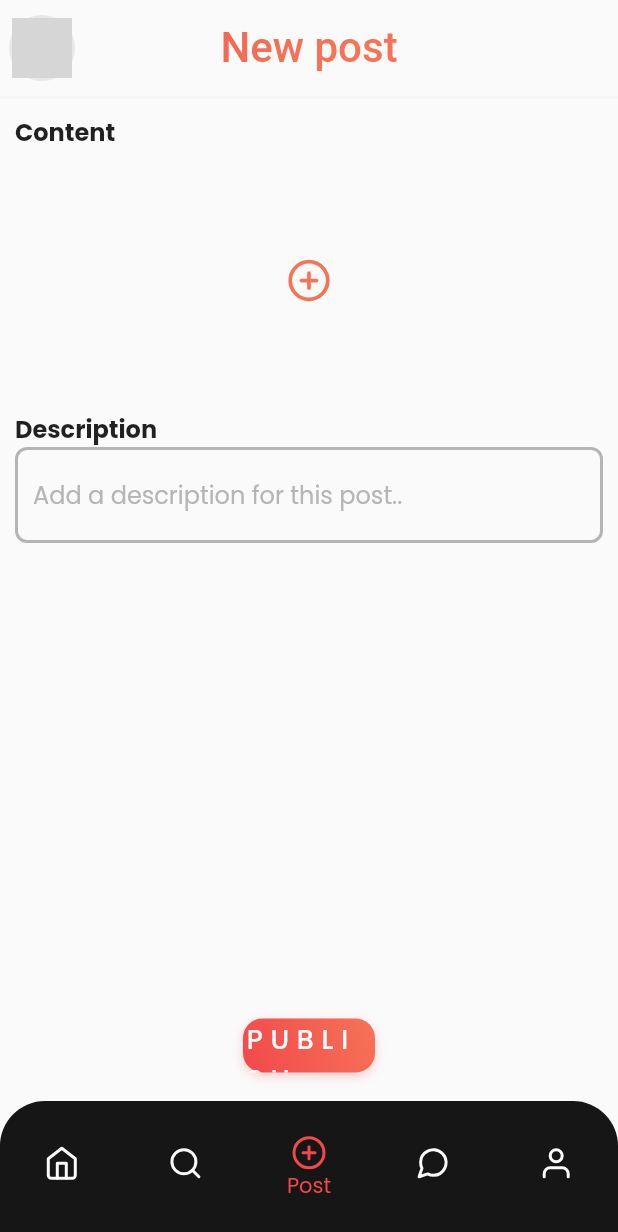
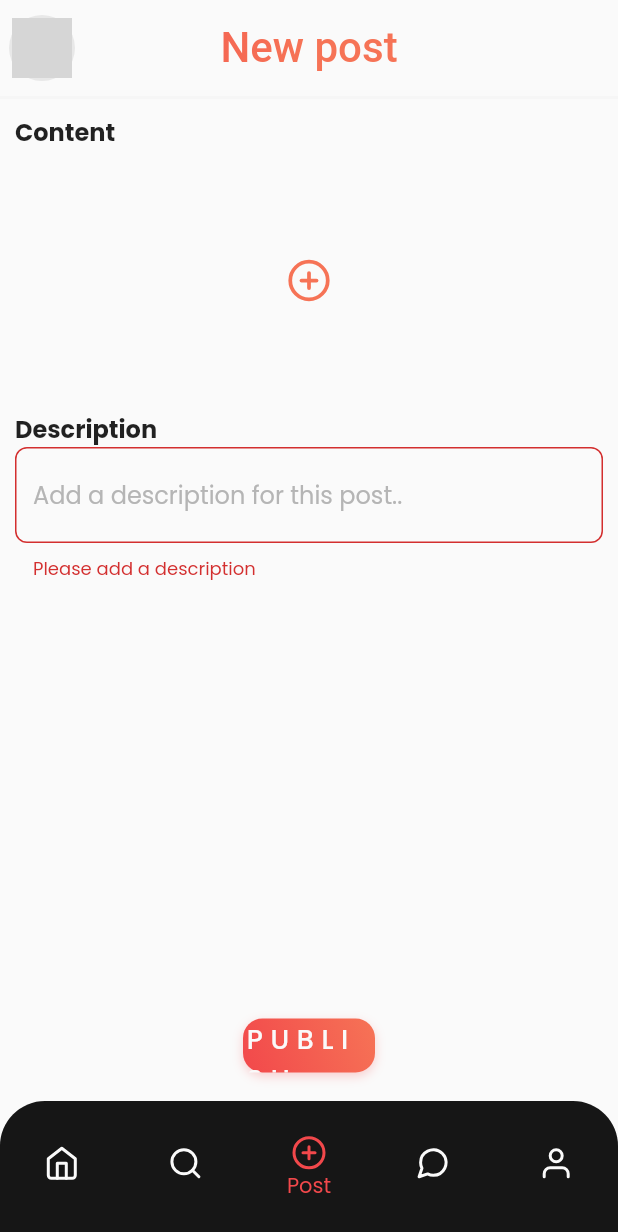
Before and after one commit to suggestied/MuffesApp, a Flutter app: the PageDesign screen opened directly, item 3 of the bottom bar chosen, after a tap on "PUBLISH", on a phone screen of 412 x 824 dp. Shown: the top 1232 px of the screen. Run offline on Flutter 3.47's test engine with Material 2 defaults, Android fonts, the phone set to English and light mode, and no system bars; drawn by our look-alikes of gradient_widgets; our stand-ins replace cached_network_image, carousel_slider, dio, file_picker, flutter_feather_icons, google_fonts and 1 more; missing offline and left inert: dio_http_cache; accounts and stored records are empty; network calls fail; grey boxes are pictures that could not be loaded.

```diff
--- a/lib/screens/post/newPost.dart
+++ b/lib/screens/post/newPost.dart
@@ -19,26 +19,7 @@ class newPost extends StatefulWidget {
 class _newPostState extends State<newPost> {
   var files = [];
   var description;
-
-  post() async {
-    var data = {
-      'content': description,
-      "files[]": [
-        for (var file in files)
-          ...{
-            await MultipartFile.fromPath(
-              "files[]",
-              file,
-              filename: file.split('/').last,
-            )
-          }.toList(),
-      ]
-    };
-    print(data['files[]']);
-    var response = await MuffesApi().multipartPostData(true, "/post", data);
-    print(response);
-    return response;
-  }
+  final _formKey = GlobalKey<FormState>();
 
   @override
   Widget build(BuildContext context) {
@@ -46,7 +27,9 @@ class _newPostState extends State<newPost> {
       withSafeBottom: true,
       withSafeTop: true,
       withAppBar: true,
-      children: Column(
+      children: Form(
+        key: _formKey,
+        child: Column(
           mainAxisAlignment: MainAxisAlignment.spaceBetween,
           children: [
             Column(
@@ -88,14 +71,15 @@ class _newPostState extends State<newPost> {
                                         decoration: BoxDecoration(
                                           boxShadow: [
                                             BoxShadow(
-                                              color:
-                                                  Color.fromRGBO(0, 0, 0, 0.05),
+                                                color: Color.fromRGBO(
+                                                    0, 0, 0, 0.05),
                                                 offset: Offset(0, 7),
                                                 blurRadius: 19)
                                           ],
                                         ),
                                         child: ClipRRect(
-                                        borderRadius: BorderRadius.circular(10),
+                                          borderRadius:
+                                              BorderRadius.circular(10),
                                           child: Image.file(
                                             File(files[index]),
                                             fit: BoxFit.cover,
@@ -122,8 +106,8 @@ class _newPostState extends State<newPost> {
                                               shape: BoxShape.circle,
                                               boxShadow: [
                                                 BoxShadow(
-                                                  color: Color.fromRGBO(0, 0, 0,
-                                                      0.10000000149011612),
+                                                    color: Color.fromRGBO(0, 0,
+                                                        0, 0.10000000149011612),
                                                     offset: Offset(0, 7),
                                                     blurRadius: 19)
                                               ],
@@ -203,7 +187,11 @@ class _newPostState extends State<newPost> {
                               fontSize: 16, color: customStyle().disabledColor),
                         ),
                         validator: (x) {
+                          if (x.isEmpty) {
+                            return 'Please add a description';
+                          }
                           description = x;
+                          return null;
                         },
                       ),
                     ],
@@ -238,7 +226,9 @@ class _newPostState extends State<newPost> {
                         ),
                       ),
                       callback: () {
+                        if (_formKey.currentState.validate()) {
                           post();
+                        }
                       },
                     ),
                   ),
@@ -247,8 +237,20 @@ class _newPostState extends State<newPost> {
             )
           ],
         ),
+      ),
       pageTitle: "New post",
       actionChildren: Container(),
     );
   }
+
+  void post() async {
+    var data = {
+      "content": description.toString(),
+    };
+    print(data['files[]']);
+    var response =
+        await MuffesApi().multipartPostData(true, "/post", data, files);
+    print(response);
+    return response;
   }
+}
--- a/lib/utils/api.dart
+++ b/lib/utils/api.dart
@@ -86,21 +86,30 @@ class MuffesApi {
     return await http.delete(fullUrl, headers: _setHeaders());
   }
 
-  multipartPostData(auth, apiPath, data) async {
+  multipartPostData(auth, apiPath, data, files) async {
     var fullUrl = _url + apiPath;
     if (auth) {
       await _getToken();
     }
 
-    var formData = FormData.fromMap(data);
-    print("data:" + data.toString());
-    var response = await Dio().post(
-      fullUrl,
-      data: formData,
-      options: Options(headers: _setHeaders()),
-    );
-    print(response.data);
-    return response.data;
+    var request = http.MultipartRequest(
+        'POST', Uri.parse('https://api.muffes.com/v1/post'));
+    request.fields.addAll(data);
+    for (var file in files) {
+      request.files.add(await http.MultipartFile.fromPath('files[]', file));
+    }
+
+    request.headers['Content-type'] = 'application/json';
+    request.headers['Accept'] = 'application/json';
+    request.headers['Authorization'] = 'Bearer $token';
+
+    http.StreamedResponse response = await request.send();
+
+    if (response.statusCode == 200) {
+      print(await response.stream.bytesToString());
+    } else {
+      print(response.reasonPhrase);
+    }
   }
 
   _setHeaders() => {
```
Also changed, not shown: lib/screens/feed/posts.dart (+9 -2 lines), lib/utils/components/post.dart (+8 -0 lines). Lines whose indentation alone changed are shown as unchanged.
